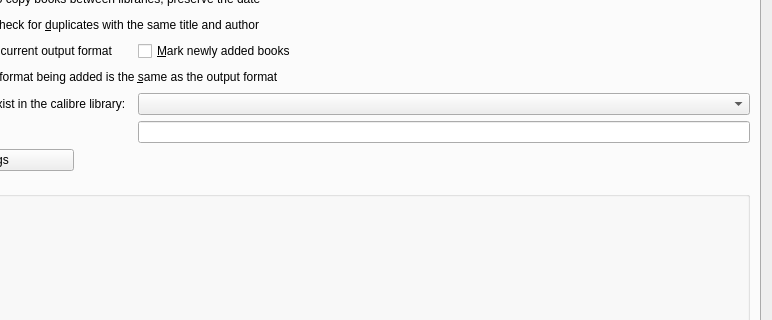
kovidgoyal/calibre, file src/calibre/gui2/preferences/adding.ui: the form before one commit; both pictures show x 263 to 1035 and y 103 to 423 of the 1035 by 547 pixel window.
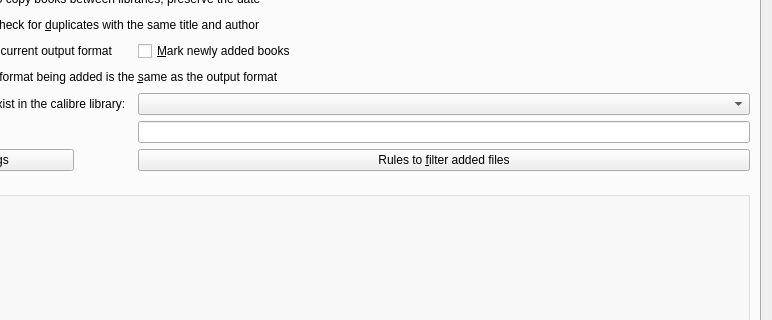
The form after the commit. Icons and pictures are not drawn.

Commit message: Allow creating rules to ignore files when adding books based on the filename, useful when using the auto-add feature or when adding in bulk. Preferences->Adding Books->Rules to filter added files

What changed in the file:
```diff
--- a/src/calibre/gui2/preferences/adding.ui
+++ b/src/calibre/gui2/preferences/adding.ui
@@ -185,6 +185,13 @@
          </property>
         </widget>
        </item>
+       <item row="8" column="2">
+        <widget class="QPushButton" name="add_filter_rules_button">
+         <property name="text">
+          <string>Rules to &amp;filter added files</string>
+         </property>
+        </widget>
+       </item>
       </layout>
      </widget>
      <widget class="QWidget" name="tab_4">
```
The commit also changes 5 other files.
